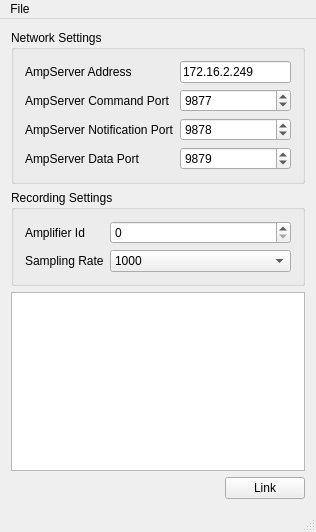
The window that src/gui/EGIAmpWindow.ui (labstreaminglayer/App-EGIAmpServer) describes before a commit, drawn with Qt 5.
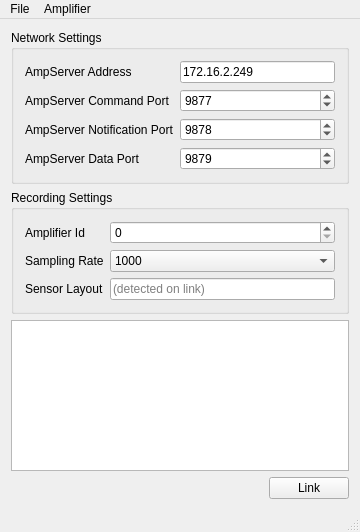
The same window after the commit.

Commit message: WIP - channel labels; impedances

What changed in the file:
```diff
--- a/src/gui/EGIAmpWindow.ui
+++ b/src/gui/EGIAmpWindow.ui
@@ -6,7 +6,7 @@
    <rect>
     <x>0</x>
     <y>0</y>
-    <width>316</width>
+    <width>360</width>
     <height>532</height>
    </rect>
   </property>
@@ -141,6 +141,29 @@
          </item>
         </widget>
        </item>
+       <item row="2" column="0">
+        <widget class="QLabel" name="label_9">
+         <property name="text">
+          <string>Sensor Layout</string>
+         </property>
+        </widget>
+       </item>
+       <item row="2" column="1">
+        <widget class="QLineEdit" name="sensorLayout">
+         <property name="minimumSize">
+          <size>
+           <width>180</width>
+           <height>0</height>
+          </size>
+         </property>
+         <property name="readOnly">
+          <bool>true</bool>
+         </property>
+         <property name="placeholderText">
+          <string>(detected on link)</string>
+         </property>
+        </widget>
+       </item>
       </layout>
      </widget>
     </item>
@@ -195,7 +218,14 @@
     <addaction name="separator"/>
     <addaction name="actionQuit"/>
    </widget>
+   <widget class="QMenu" name="menuAmplifier">
+    <property name="title">
+     <string>Amplifier</string>
+    </property>
+    <addaction name="actionShutdown_Amp_Server"/>
+   </widget>
    <addaction name="menuFile"/>
+   <addaction name="menuAmplifier"/>
   </widget>
   <widget class="QStatusBar" name="statusBar"/>
   <action name="actionLoad_Configuration">
```
Left out of the diff: 5 changed lines with no effect on the pictures. The commit also changes 26 other files.
